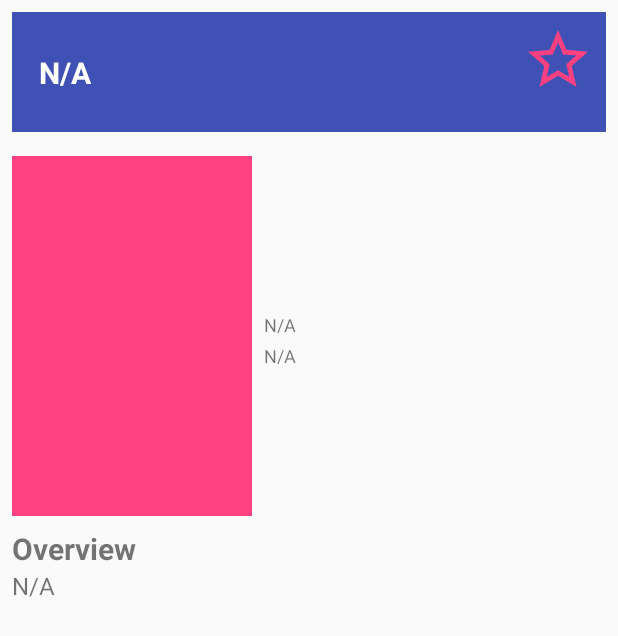
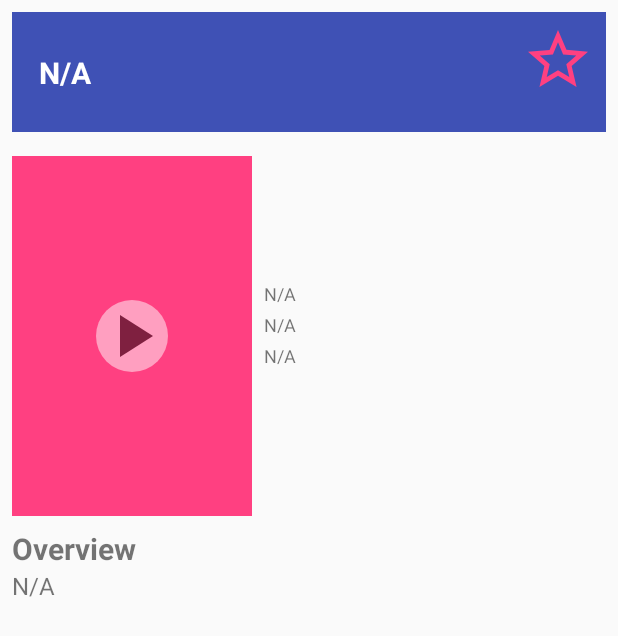
Before and after one commit to BIGxRED/PopularMovies_Stage2, an Android app: the layout activity_movie_details.xml on its own in the app's theme, with its tools: preview values and no code run, on a phone screen of 412 x 824 dp. Shown: the top 636 px of the screen. Run offline under Robolectric (Android 15) with nearby library versions, the phone set to English and light mode, and no system bars.

Commit message:
Trailers and reviews data is now being included in the database; have added a play button to overlay on top of the movie poster

```diff
--- a/app/src/main/java/com/example/android/popularmovies_stage2/activities/MovieDetails.java
+++ b/app/src/main/java/com/example/android/popularmovies_stage2/activities/MovieDetails.java
@@ -57,6 +57,7 @@ public class MovieDetails extends AppCompatActivity implements LoaderManager.Loa
     TextView mMovieReleaseDate;
     TextView mMovieVoteResults;
     CheckBox mFavorite;
+    TextView mMovieRuntime;
 
     ArrayList<Movie> mMoviesList;   //Reference to movies list provided by MovieSelection
     ViewPager mViewPager;
@@ -100,6 +101,7 @@ public class MovieDetails extends AppCompatActivity implements LoaderManager.Loa
         mMovieReleaseDate = (TextView) findViewById(R.id.tv_movie_release_date);
         mMovieVoteResults = (TextView) findViewById(R.id.tv_movie_vote_results);
         mFavorite = (CheckBox) findViewById(R.id.cb_favorite_star);
+        mMovieRuntime = (TextView) findViewById(R.id.tv_movie_runtime);
 
         //First, we obtain a reference to the intent received from the MovieSelection class
         Intent receivedIntent = getIntent();
@@ -258,6 +260,7 @@ public class MovieDetails extends AppCompatActivity implements LoaderManager.Loa
         float voteAverage = data.getFloat(INDEX_VOTE_AVERAGE);
         String posterPath = data.getString(INDEX_POSTER_PATH);
         boolean favorite = data.getInt(INDEX_FAVORITE) > 0;
+        int runtime = data.getInt(INDEX_RUNTIME);
 
         Picasso.with(getApplicationContext())
                 .load("https://image.tmdb.org/t/p/w185/" + posterPath)
@@ -285,6 +288,8 @@ public class MovieDetails extends AppCompatActivity implements LoaderManager.Loa
         }
         mMovieReleaseDate.setText("Release date: " + formattedDate);
         mFavorite.setChecked(favorite);
+
+        mMovieRuntime.setText("Runtime: " + runtime + "m");
     }
 
     @Override
@@ -318,4 +323,5 @@ public class MovieDetails extends AppCompatActivity implements LoaderManager.Loa
         Log.i(TAG, "Value of favorite for movie " + cursor.getString(INDEX_TITLE) + ": " + favoriteValue);
         cursor.close();
     }
+
 }
--- a/app/src/main/java/com/example/android/popularmovies_stage2/data/MovieContract.java
+++ b/app/src/main/java/com/example/android/popularmovies_stage2/data/MovieContract.java
@@ -32,8 +32,14 @@ public class MovieContract {
         public static final String COLUMN_FAVORITE = "favorite";
         public static final String COLUMN_FIRST_TRAILER_KEY = "firstTrailerKey";
         public static final String COLUMN_FIRST_TRAILER_NAME = "firstTrailerName";
+        public static final String COLUMN_FIRST_TRAILER_THUMBNAIL = "firstTrailerThumbnail";
         public static final String COLUMN_SECOND_TRAILER_KEY = "secondTrailerKey";
         public static final String COLUMN_SECOND_TRAILER_NAME = "secondTrailerName";
+        public static final String COLUMN_SECOND_TRAILER_THUMBNAIL = "secondTrailerThumbnail";
+        public static final String COLUMN_FIRST_REVIEW_LINK = "firstReviewLink";
+        public static final String COLUMN_FIRST_REVIEW_CONTENT = "firstReviewContent";
+        public static final String COLUMN_SECOND_REVIEW_LINK = "secondReviewLink";
+        public static final String COLUMN_SECOND_REVIEW_CONTENT = "secondReviewContent";
 
     }
 }
--- /dev/null
+++ b/app/src/main/res/drawable/play_button_48dp.xml
@@ -0,0 +1,12 @@
+<?xml version="1.0" encoding="utf-8"?>
+<layer-list xmlns:android="http://schemas.android.com/apk/res/android">
+
+    <item
+        android:drawable="@drawable/play_button_background_48dp"
+        android:id="@+id/dr_play_button_background"/>
+
+    <item
+        android:drawable="@drawable/play_button_arrow_48dp"
+        android:id="@+id/dr_play_button_arrow"/>
+
+</layer-list>
--- /dev/null
+++ b/app/src/main/res/drawable/play_button_arrow_48dp.xml
@@ -0,0 +1,4 @@
+<vector android:height="48dp" android:viewportHeight="24.0"
+    android:viewportWidth="24.0" android:width="48dp" xmlns:android="http://schemas.android.com/apk/res/android">
+    <path android:fillColor="#FF000000" android:pathData="M8,5v14l11,-7z"/>
+</vector>
--- /dev/null
+++ b/app/src/main/res/drawable/play_button_background_48dp.xml
@@ -0,0 +1,11 @@
+<?xml version="1.0" encoding="utf-8"?>
+<shape xmlns:android="http://schemas.android.com/apk/res/android"
+    android:shape="oval"
+    android:useLevel="false">
+
+    <size android:height="48dp"
+          android:width="48dp"/>
+
+    <solid android:color="@android:color/white"/>
+
+</shape>
--- a/app/src/main/res/drawable/statelist_favorite_button.xml
+++ b/app/src/main/res/drawable/statelist_favorite_button.xml
@@ -1,7 +1,7 @@
 <?xml version="1.0" encoding="utf-8"?>
 <selector xmlns:android="http://schemas.android.com/apk/res/android">
 
-    <item android:state_checked="false" android:drawable="@drawable/star_outline"></item>
-    <item android:state_checked="true" android:drawable="@drawable/star_filled_in"></item>
+    <item android:state_checked="false" android:drawable="@drawable/star_outline_48dp"></item>
+    <item android:state_checked="true" android:drawable="@drawable/star_filled_in_48dp"></item>
 
 </selector>
--- a/app/src/main/res/layout/activity_movie_details.xml
+++ b/app/src/main/res/layout/activity_movie_details.xml
@@ -2,12 +2,12 @@
 
 <!--The following code is the property and sole work of Mike Palarz, a student at Udacity-->
 
-    <ScrollView xmlns:android="http://schemas.android.com/apk/res/android"
-                xmlns:app="http://schemas.android.com/apk/res-auto"
-                xmlns:tools="http://schemas.android.com/tools"
-                android:layout_width="match_parent"
-                android:layout_height="match_parent"
-                android:padding="8dp">
+<ScrollView xmlns:android="http://schemas.android.com/apk/res/android"
+            xmlns:app="http://schemas.android.com/apk/res-auto"
+            xmlns:tools="http://schemas.android.com/tools"
+            android:layout_width="match_parent"
+            android:layout_height="match_parent"
+            android:padding="8dp">
 
     <android.support.constraint.ConstraintLayout
         android:layout_height="match_parent"
@@ -20,7 +20,7 @@
             android:background="@color/colorPrimary"
             android:layout_marginBottom="16dp"
             app:layout_constraintRight_toRightOf="parent"
-            app:layout_constraintBottom_toTopOf="@+id/iv_movie_poster"
+            app:layout_constraintBottom_toTopOf="@+id/fl_movie_poster"
             app:layout_constraintLeft_toLeftOf="parent"
             app:layout_constraintTop_toTopOf="parent"
             app:layout_constraintHorizontal_bias="1.0"
@@ -39,17 +39,33 @@
             app:layout_constraintTop_toTopOf="@+id/title_background"
             app:layout_constraintBottom_toBottomOf="@+id/title_background"/>
 
-        <!--Movie poster-->
-        <ImageView
-            android:id="@+id/iv_movie_poster"
+        <FrameLayout
+            android:id="@+id/fl_movie_poster"
             android:layout_width="160dp"
             android:layout_height="240dp"
-            style="@style/MoviePoster"
             app:layout_constraintLeft_creator="1"
             app:layout_constraintBottom_toTopOf="@+id/separator"
             app:layout_constraintLeft_toLeftOf="parent"
             app:layout_constraintTop_toBottomOf="@+id/title_background"
-            android:layout_marginBottom="16dp"/>
+            android:layout_marginBottom="16dp">
+
+            <!--Movie poster-->
+            <ImageView
+                android:id="@+id/iv_movie_poster"
+                android:layout_width="160dp"
+                android:layout_height="240dp"
+                style="@style/MoviePoster"/>
+
+            <ImageView
+                android:id="@+id/iv_play_button_background"
+                android:layout_width="48dp"
+                android:layout_height="48dp"
+                android:background="@drawable/play_button_48dp"
+                android:layout_gravity="center"
+                android:alpha="0.5"/>
+
+
+        </FrameLayout>
 
         <!--Movie release date-->
         <TextView
@@ -59,9 +75,9 @@
             android:layout_height="wrap_content"
             android:layout_width="0dp"
             android:layout_marginLeft="8dp"
-            app:layout_constraintBottom_toBottomOf="@+id/iv_movie_poster"
+            app:layout_constraintBottom_toBottomOf="@+id/fl_movie_poster"
             app:layout_constraintTop_toBottomOf="@+id/title_background"
-            app:layout_constraintLeft_toRightOf="@+id/iv_movie_poster"
+            app:layout_constraintLeft_toRightOf="@+id/fl_movie_poster"
             android:layout_marginStart="8dp"/>
 
         <!--Vote average and vote counts-->
@@ -74,8 +90,22 @@
             android:layout_marginLeft="8dp"
             android:layout_marginTop="4dp"
             tools:layout_constraintTop_creator="1"
-            app:layout_constraintLeft_toRightOf="@+id/iv_movie_poster"
+            app:layout_constraintLeft_toRightOf="@+id/fl_movie_poster"
             app:layout_constraintTop_toBottomOf="@+id/tv_movie_release_date"
+            android:layout_marginStart="8dp"/>
+
+        <!--Movie runtime-->
+        <TextView
+            android:id="@+id/tv_movie_runtime"
+            android:text="N/A"
+            style="@style/MovieStats"
+            android:layout_height="wrap_content"
+            android:layout_width="0dp"
+            android:layout_marginLeft="8dp"
+            android:layout_marginBottom="4dp"
+            tools:layout_constraintTop_creator="1"
+            app:layout_constraintLeft_toRightOf="@+id/fl_movie_poster"
+            app:layout_constraintBottom_toTopOf="@+id/tv_movie_release_date"
             android:layout_marginStart="8dp"/>
 
         <!--Horizontal separator-->
@@ -85,7 +115,7 @@
             android:layout_height="0dp"
             android:layout_width="0dp"
             android:layout_marginTop="8dp"
-            app:layout_constraintTop_toBottomOf="@+id/iv_movie_poster"
+            app:layout_constraintTop_toBottomOf="@+id/fl_movie_poster"
             app:layout_constraintLeft_toLeftOf="parent"
             app:layout_constraintRight_toRightOf="parent"/>
 
```
Also changed, not shown: app/src/main/java/com/example/android/popularmovies_stage2/MovieAdapter.java (+25 -3 lines), app/src/main/java/com/example/android/popularmovies_stage2/MovieFetcher.java (+94 -12 lines), app/src/main/java/com/example/android/popularmovies_stage2/data/MovieDBHelper.java (+8 -2 lines), app/src/main/res/drawable/star_filled_in_48dp.xml (renamed from app/src/main/res/drawable/star_filled_in.xml), app/src/main/res/drawable/star_outline_48dp.xml (renamed from app/src/main/res/drawable/star_outline.xml).
